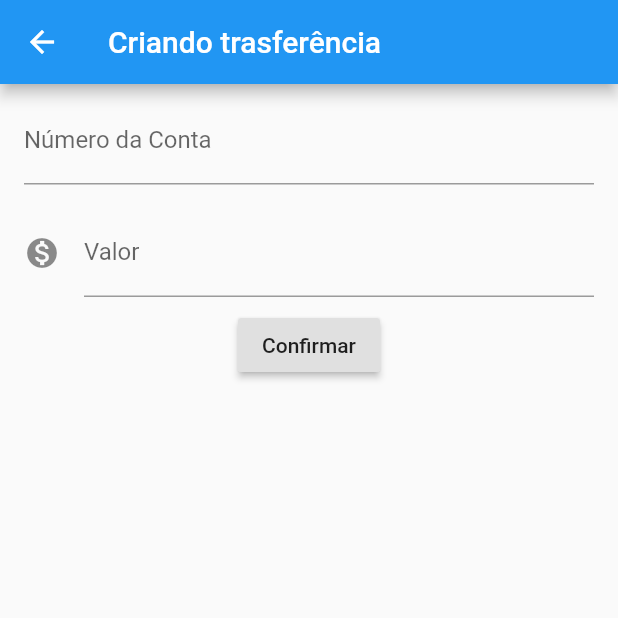
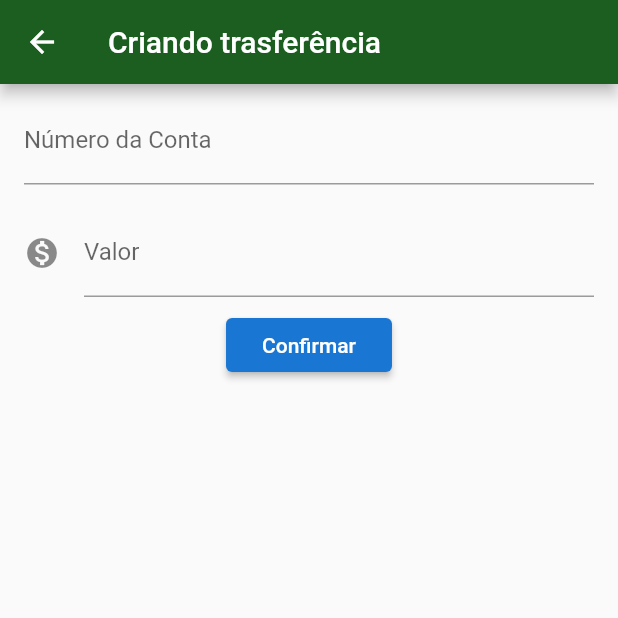
Before and after one commit to eugeniobarrosjr/byte_bank, a Flutter app: the screen it shows after launch, after a tap on the "add" icon, on a phone screen of 412 x 824 dp, the top half of it. Run offline on Flutter 3.47's test engine with Material 2 defaults, Android fonts, the phone set to English and light mode, and no system bars.

Commit message:
feature: add Theme

```diff
--- a/lib/main.dart
+++ b/lib/main.dart
@@ -16,6 +16,14 @@ class ByteBankApp extends StatelessWidget {
   @override
   Widget build(BuildContext context) {
     return MaterialApp(
+      theme: ThemeData(
+        primaryColor: Colors.green[900],
+        accentColor: Colors.blue[700],
+        buttonTheme: ButtonThemeData(
+          buttonColor: Colors.blue[700],
+          textTheme: ButtonTextTheme.primary,
+        ),
+      ),
       debugShowCheckedModeBanner: false,
       title: 'ByteBank',
       home: TransferList(),
@@ -23,7 +31,7 @@ class ByteBankApp extends StatelessWidget {
   }
 }
 
-class TransferForm extends StatelessWidget {
+class TransferForm extends StatefulWidget {
   final TextEditingController _accountNumberController =
       TextEditingController();
 
@@ -40,29 +48,36 @@ class TransferForm extends StatelessWidget {
   }
 
   @override
+  _TransferFormState createState() => _TransferFormState();
+}
+
+class _TransferFormState extends State<TransferForm> {
+  @override
   Widget build(BuildContext context) {
     return Scaffold(
       appBar: AppBar(
         title: Text('Criando trasferência'),
       ),
-      body: Column(
+      body: SingleChildScrollView(
+        child: Column(
           children: <Widget>[
             FormEditor(
-            controller: _accountNumberController,
+              controller: widget._accountNumberController,
               labelText: 'Número da Conta',
               hint: '0000',
             ),
             FormEditor(
-            controller: _valueController,
+              controller: widget._valueController,
               labelText: 'Valor',
               hint: '0.00',
               icon: Icons.monetization_on,
             ),
             RaisedButton(
-            onPressed: () => this._createTransfer(context),
+              onPressed: () => widget._createTransfer(context),
               child: Text('Confirmar'),
             ),
           ],
+        ),
       ),
     );
   }
@@ -97,13 +112,13 @@ class FormEditor extends StatelessWidget {
 }
 
 class TransferList extends StatefulWidget {
+  final List<Transfer> _transfers = List();
+
   @override
   _TransferListState createState() => _TransferListState();
 }
 
 class _TransferListState extends State<TransferList> {
-  final List<Transfer> _transfers = List();
-
   @override
   Widget build(BuildContext context) {
     return Scaffold(
@@ -120,15 +135,21 @@ class _TransferListState extends State<TransferList> {
             ),
           );
 
-          response.then((transfer) => debugPrint('$transfer'));
+          response.then((transfer) {
+            if (transfer != null) {
+              setState(() {
+                widget._transfers.add(transfer);
+              });
+            }
+          });
         },
       ),
       body: ListView.builder(
         itemBuilder: (BuildContext context, int index) {
-          final Transfer transfer = _transfers[index];
+          final Transfer transfer = widget._transfers[index];
           return TransferItem(transfer);
         },
-        itemCount: _transfers.length,
+        itemCount: widget._transfers.length,
       ),
     );
   }
```
Lines whose indentation alone changed are shown as unchanged.
